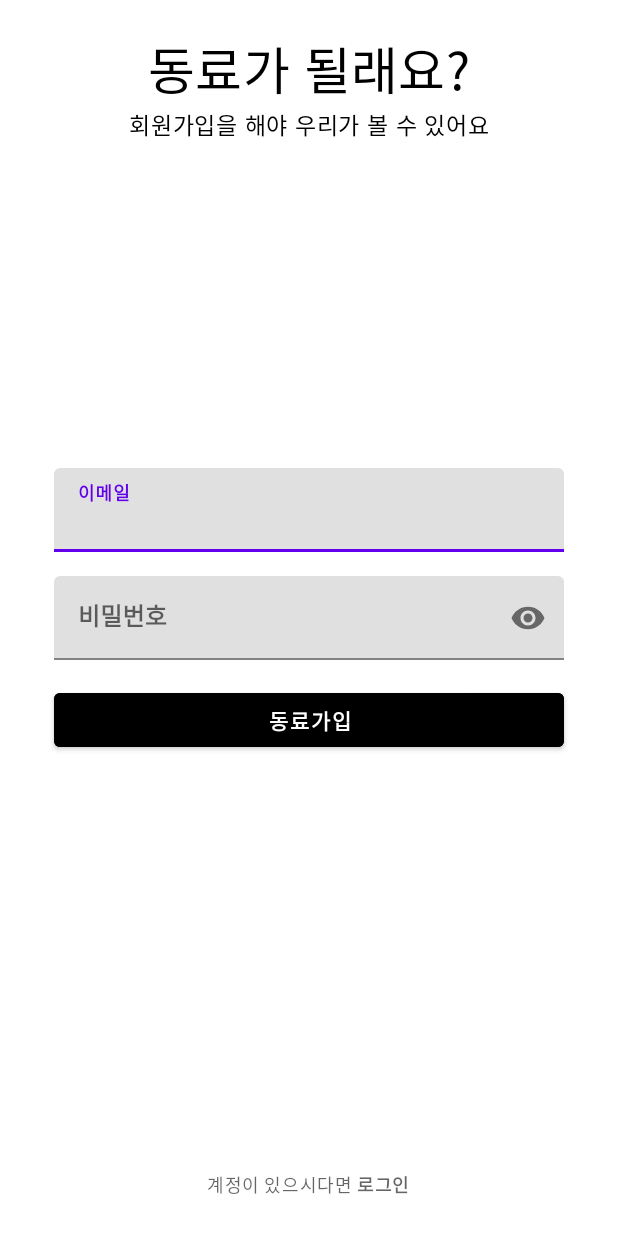
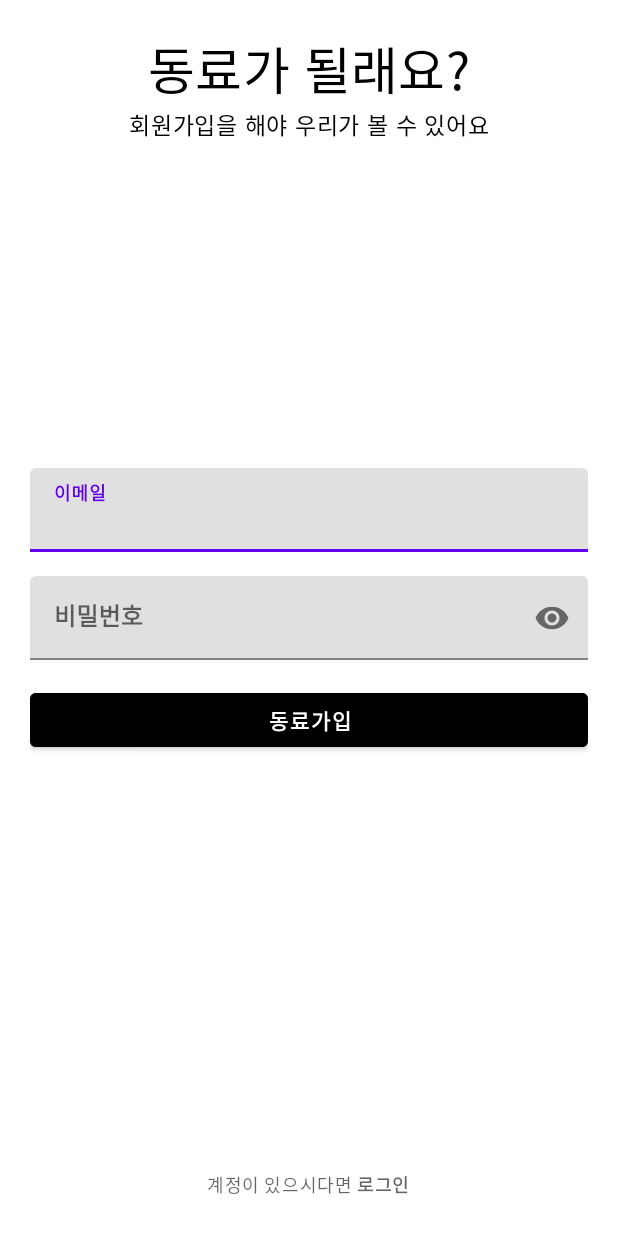
Before and after one commit to cuty-semicolon/MM, an Android app: the SignUpActivity screen opened directly, with no data from a screen before it, on a phone screen of 412 x 824 dp. Shown: the top 1233 px of the screen. Run offline under Robolectric (Android 15) with nearby library versions, the phone set to English and light mode, and no system bars; our stand-ins replace Firebase (no records; nobody signed in at launch, a user with empty details on screens opened directly).

Commit message:
📑 :: #50 회원가입 화면 버튼 길이 변경

```diff
--- a/loginandlegister/app/src/main/res/layout/activity_signup.xml
+++ b/loginandlegister/app/src/main/res/layout/activity_signup.xml
@@ -32,8 +32,6 @@
     <com.google.android.material.textfield.TextInputLayout
         android:id="@+id/emailTil"
         android:layout_above="@+id/passwordTil"
-        android:layout_marginLeft="16dp"
-        android:layout_marginRight="16dp"
         android:layout_marginBottom="16dp"
         android:layout_width="match_parent"
         android:layout_height="wrap_content">
@@ -53,8 +51,6 @@
     <com.google.android.material.textfield.TextInputLayout
         android:id="@+id/passwordTil"
         app:passwordToggleEnabled="true"
-        android:layout_marginLeft="16dp"
-        android:layout_marginRight="16dp"
         android:layout_width="match_parent"
         android:layout_height="wrap_content"
         android:layout_centerInParent="true">
@@ -76,11 +72,9 @@
         android:layout_width="match_parent"
         android:layout_height="wrap_content"
         android:layout_below="@+id/passwordTil"
-        android:layout_marginLeft="16dp"
         android:layout_marginTop="16dp"
-        android:layout_marginRight="16dp"
+        android:backgroundTint="@color/black"
         android:text="동료가입"
-        android:backgroundTint="@color/black"
         android:textStyle="bold" />
 
     <TextView
```
